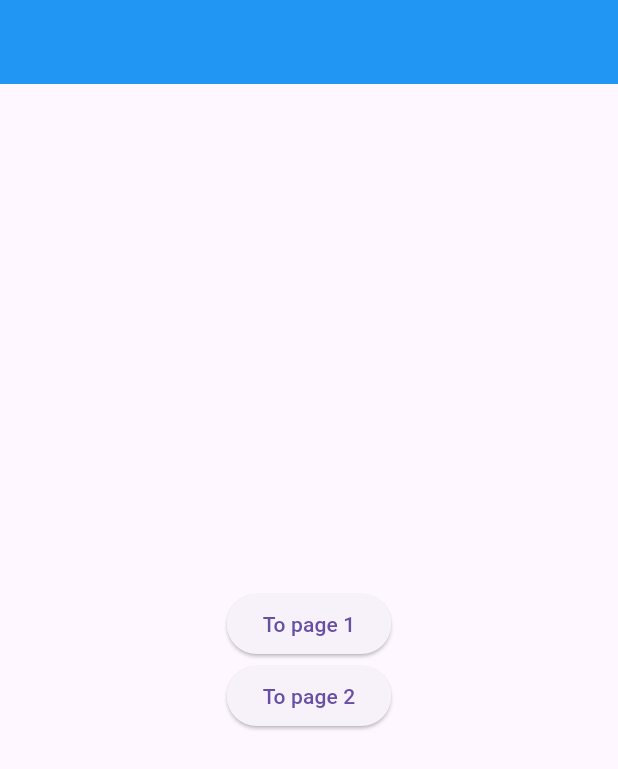
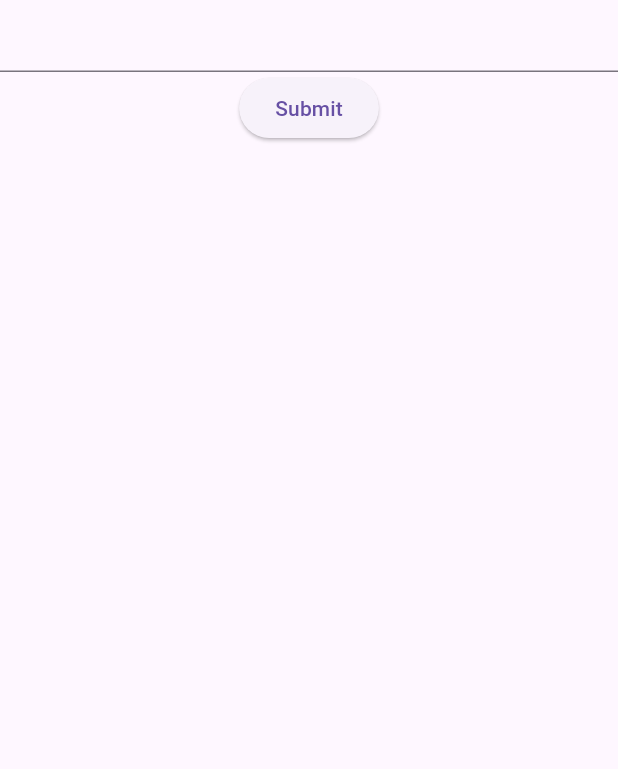
Before and after one commit to margaritavnukova/diplom_office_library_frontend, a Flutter app: the screen it shows after launch, on a phone screen of 412 x 824 dp. Shown: the top 769 px of the screen. Run offline on Flutter 3.47's test engine with Material 3 defaults, Android fonts, the phone set to English and light mode, and no system bars.

Commit message:
Lesson 7: form and gestures

```diff
--- /dev/null
+++ b/lib/form.dart
@@ -0,0 +1,56 @@
+import 'package:flutter/material.dart';
+
+// Define a custom Form widget.
+class MyCustomForm extends StatefulWidget {
+  const MyCustomForm({super.key});
+
+  @override
+  MyCustomFormState createState() {
+    return MyCustomFormState();
+  }
+}
+
+// Define a corresponding State class.
+// This class holds data related to the form.
+class MyCustomFormState extends State<MyCustomForm> {
+  // Create a global key that uniquely identifies the Form widget
+  // and allows validation of the form.
+  //
+  // Note: This is a `GlobalKey<FormState>`,
+  // not a GlobalKey<MyCustomFormState>.
+  final _formKey = GlobalKey<FormState>();
+
+  @override
+  Widget build(BuildContext context) {
+    // Build a Form widget using the _formKey created above.
+    return Form(
+      key: _formKey,
+      child: Column(
+        children: <Widget>[
+            TextFormField(
+              // The validator receives the text that the user has entered.
+              validator: (value) {
+                if (value == null || value.isEmpty) {
+                  return 'Please enter some text';
+                }
+                return null;
+              },
+            ),
+            ElevatedButton(
+              onPressed: () {
+                // Validate returns true if the form is valid, or false otherwise.
+                if (_formKey.currentState!.validate()) {
+                  // If the form is valid, display a snackbar. In the real world,
+                  // you'd often call a server or save the information in a database.
+                  ScaffoldMessenger.of(context).showSnackBar(
+                    const SnackBar(content: Text('Processing Data')),
+                  );
+                }
+              },
+            child: const Text('Submit'),
+          ),
+        ],
+      ),
+    );
+  }
+}
```
Also changed, not shown: lib/main.dart (+8 -124 lines).
